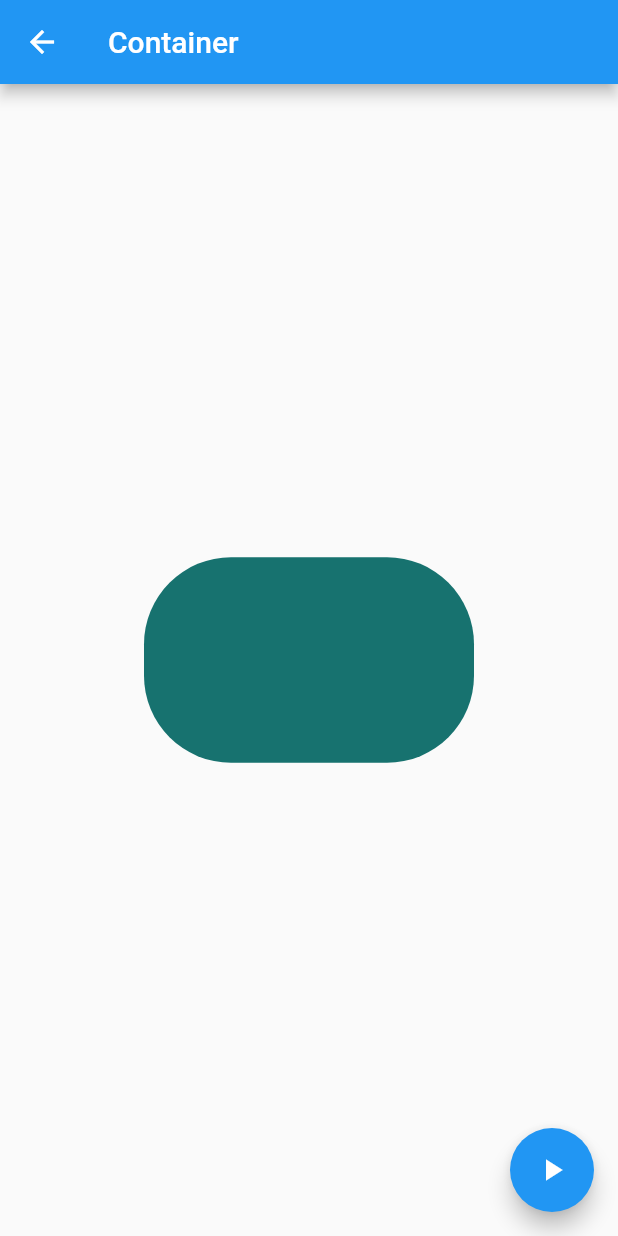
After one commit to RodrigoScott/components, a Flutter app: the AnimatedContainerPage screen opened by its route, after a tap on the "play arrow" icon, on a phone screen of 412 x 824 dp. The commit adds this screen. Run offline on Flutter 3.47's test engine with Material 2 defaults, Android fonts, the phone set to English and light mode, and no system bars.

Commit message:
Container and AnimatedContainer

```diff
--- a/data/menu_opts.json
+++ b/data/menu_opts.json
@@ -15,6 +15,11 @@
             "ruta" : "card",
             "icon" : "folder_open",
             "texto": "Cards - Tarjetas"
+        },
+        {
+            "ruta" : "animatedContainer",
+            "icon" : "donut_large",
+            "texto": "Animated Container"
         }
     ]
 }
--- a/lib/src/pages/alert_page.dart
+++ b/lib/src/pages/alert_page.dart
@@ -34,7 +34,7 @@ class alertPage extends StatelessWidget {
 void _mostrarAlerta(BuildContext context) {
   showDialog(
       context: context,
-    barrierDismissible: true,
+    barrierDismissible: true, //para poder salir de la alerta dando clic donde sea
     builder: (context){
 
         return AlertDialog( //sive para crear una alerta
--- /dev/null
+++ b/lib/src/pages/animated_container.dart
@@ -0,0 +1,107 @@
+
+
+import 'package:flutter/material.dart';
+import 'dart:math';
+
+class AnimatedContainerPage extends StatefulWidget {
+  @override
+  _AnimatedContainerPageState createState() => _AnimatedContainerPageState();
+}
+
+class _AnimatedContainerPageState extends State<AnimatedContainerPage> {
+
+  double _height = 100.0;
+  double _width = 100.0;
+  Color  _color = Colors.black;
+  BorderRadiusGeometry _borderRadius = BorderRadius.circular(5);
+
+
+  @override
+  Widget build(BuildContext context) {
+    return Scaffold(
+
+      appBar: AppBar(
+        title: Text('Container'),
+      ),
+      body: Center(
+        child: AnimatedContainer(
+
+          duration: Duration(seconds: 1),
+          curve: Curves.fastOutSlowIn,
+          height: _height,
+          width: _width,
+          decoration: BoxDecoration(
+            color: _color,
+            borderRadius: _borderRadius,
+
+          ),
+        ),
+      ),
+
+
+      //floatingActionButton:  _Botones(context),
+      floatingActionButton: FloatingActionButton(
+        child: Icon(Icons.play_arrow),
+        onPressed: _cambia,
+      ),
+
+
+    );
+  }
+
+
+  void _cambia() {
+
+    final random = Random();
+
+    setState(() {
+      _width = random.nextInt(300).toDouble();
+      _height = random.nextInt(300).toDouble();
+      _color = Color.fromRGBO(
+          random.nextInt(255),//r
+          random.nextInt(255),//g,
+          random.nextInt(255),//b,
+          1,//opacity
+       );
+
+      _borderRadius = BorderRadius.circular(random.nextInt(100).toDouble());
+
+    });
+
+  }
+}
+
+Widget _Botones(BuildContext context) {
+
+  return Row(
+    mainAxisAlignment: MainAxisAlignment.end,
+    children: <Widget>[
+
+      FloatingActionButton(
+          child: Icon(Icons.play_arrow),
+          onPressed: (){},//_Change,
+      ),
+      SizedBox(width: 10),
+      FloatingActionButton(
+          child: Icon(Icons.reply),
+          onPressed: (){
+            Navigator.pop(context);
+          },
+      ),
+
+    ],
+  );
+
+
+}
+
+/*Widget _Change(){
+
+
+  _width += 50.0;
+  _height +=50.0;
+  _color = Colors.red;
+
+  //setState();
+
+}*/
--- a/lib/src/utils/icono_string_util.dart
+++ b/lib/src/utils/icono_string_util.dart
@@ -7,6 +7,7 @@ final _icon = <String, IconData>{
   'add_alert'     : Icons.add_alert,
   'accessibility' : Icons.accessibility,
   'folder_open'   : Icons.folder_open,
+  'donut_large'   : Icons.donut_large,
 
 };
 
```
Also changed, not shown: lib/src/routes/routes.dart (+8 -4 lines).
